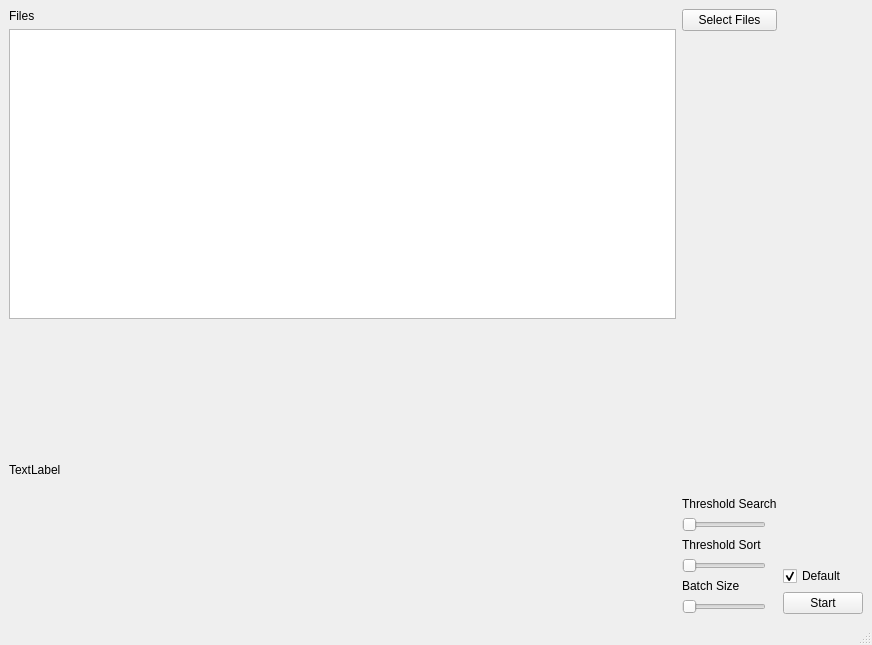
Qt form mainWindow.ui (DerTreiber/timelapse) before a commit.
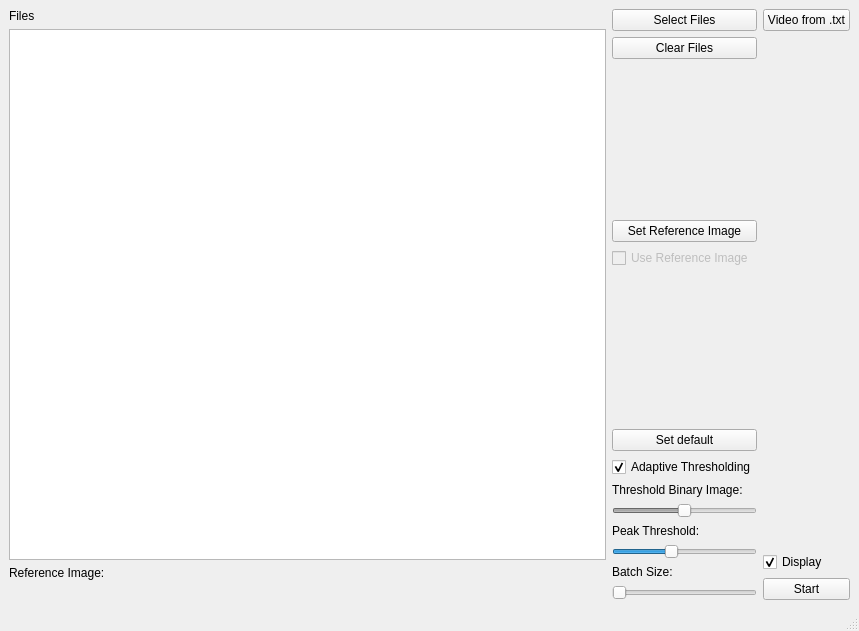
The same form after that commit.

Patch:
```diff
--- a/mainWindow.ui
+++ b/mainWindow.ui
@@ -6,8 +6,8 @@
    <rect>
     <x>0</x>
     <y>0</y>
-    <width>872</width>
-    <height>645</height>
+    <width>859</width>
+    <height>631</height>
    </rect>
   </property>
   <property name="windowTitle">
@@ -17,6 +17,16 @@
    <layout class="QGridLayout" name="gridLayout_2">
     <item row="1" column="4">
      <layout class="QVBoxLayout" name="verticalLayout">
+      <item>
+       <widget class="QPushButton" name="videoFromPathsBtn">
+        <property name="toolTip">
+         <string>Write Video from res.txt</string>
+        </property>
+        <property name="text">
+         <string>Video from .txt</string>
+        </property>
+       </widget>
+      </item>
       <item>
        <spacer name="verticalSpacer">
         <property name="orientation">
@@ -33,7 +43,7 @@
       <item>
        <widget class="QCheckBox" name="checkBox">
         <property name="text">
-         <string>Default</string>
+         <string>Display</string>
         </property>
         <property name="checked">
          <bool>true</bool>
@@ -49,90 +59,6 @@
       </item>
      </layout>
     </item>
-    <item row="1" column="3">
-     <layout class="QVBoxLayout" name="verticalLayout_4">
-      <item>
-       <widget class="QPushButton" name="selectFilesBtn">
-        <property name="text">
-         <string>Select Files</string>
-        </property>
-       </widget>
-      </item>
-      <item>
-       <spacer name="verticalSpacer_2">
-        <property name="orientation">
-         <enum>Qt::Vertical</enum>
-        </property>
-        <property name="sizeHint" stdset="0">
-         <size>
-          <width>20</width>
-          <height>40</height>
-         </size>
-        </property>
-       </spacer>
-      </item>
-      <item>
-       <widget class="QLabel" name="label_2">
-        <property name="text">
-         <string>Threshold Search</string>
-        </property>
-       </widget>
-      </item>
-      <item>
-       <widget class="QSlider" name="horizontalSlider">
-        <property name="sizePolicy">
-         <sizepolicy hsizetype="Fixed" vsizetype="Fixed">
-          <horstretch>0</horstretch>
-          <verstretch>0</verstretch>
-         </sizepolicy>
-        </property>
-        <property name="orientation">
-         <enum>Qt::Horizontal</enum>
-        </property>
-       </widget>
-      </item>
-      <item>
-       <widget class="QLabel" name="label_3">
-        <property name="text">
-         <string>Threshold Sort</string>
-        </property>
-       </widget>
-      </item>
-      <item>
-       <widget class="QSlider" name="horizontalSlider_2">
-        <property name="sizePolicy">
-         <sizepolicy hsizetype="Fixed" vsizetype="Fixed">
-          <horstretch>0</horstretch>
-          <verstretch>0</verstretch>
-         </sizepolicy>
-        </property>
-        <property name="orientation">
-         <enum>Qt::Horizontal</enum>
-        </property>
-       </widget>
-      </item>
-      <item>
-       <widget class="QLabel" name="label_4">
-        <property name="text">
-         <string>Batch Size</string>
-        </property>
-       </widget>
-      </item>
-      <item>
-       <widget class="QSlider" name="horizontalSlider_3">
-        <property name="sizePolicy">
-         <sizepolicy hsizetype="Fixed" vsizetype="Fixed">
-          <horstretch>0</horstretch>
-          <verstretch>0</verstretch>
-         </sizepolicy>
-        </property>
-        <property name="orientation">
-         <enum>Qt::Horizontal</enum>
-        </property>
-       </widget>
-      </item>
-     </layout>
-    </item>
     <item row="1" column="1">
      <layout class="QVBoxLayout" name="verticalLayout_5">
       <item>
@@ -145,16 +71,200 @@
       <item>
        <widget class="QListWidget" name="filesListWidget"/>
       </item>
+      <item>
+       <widget class="QLabel" name="refImageLabel">
+        <property name="enabled">
+         <bool>true</bool>
+        </property>
+        <property name="text">
+         <string>Reference Image: </string>
+        </property>
+       </widget>
+      </item>
       <item>
        <widget class="QLabel" name="referenceView">
         <property name="sizePolicy">
-         <sizepolicy hsizetype="MinimumExpanding" vsizetype="MinimumExpanding">
+         <sizepolicy hsizetype="Preferred" vsizetype="Preferred">
           <horstretch>0</horstretch>
           <verstretch>0</verstretch>
          </sizepolicy>
         </property>
         <property name="text">
-         <string>TextLabel</string>
+         <string/>
+        </property>
+       </widget>
+      </item>
+     </layout>
+    </item>
+    <item row="1" column="3">
+     <layout class="QVBoxLayout" name="verticalLayout_4">
+      <item>
+       <widget class="QPushButton" name="selectFilesBtn">
+        <property name="text">
+         <string>Select Files</string>
+        </property>
+       </widget>
+      </item>
+      <item>
+       <widget class="QPushButton" name="clearFilesBtn">
+        <property name="text">
+         <string>Clear Files</string>
+        </property>
+       </widget>
+      </item>
+      <item>
+       <spacer name="verticalSpacer_3">
+        <property name="orientation">
+         <enum>Qt::Vertical</enum>
+        </property>
+        <property name="sizeHint" stdset="0">
+         <size>
+          <width>20</width>
+          <height>40</height>
+         </size>
+        </property>
+       </spacer>
+      </item>
+      <item>
+       <widget class="QPushButton" name="setRefImgBtn">
+        <property name="text">
+         <string>Set Reference Image</string>
+        </property>
+       </widget>
+      </item>
+      <item>
+       <widget class="QCheckBox" name="refImageCB">
+        <property name="enabled">
+         <bool>false</bool>
+        </property>
+        <property name="text">
+         <string>Use Reference Image</string>
+        </property>
+       </widget>
+      </item>
+      <item>
+       <spacer name="verticalSpacer_2">
+        <property name="orientation">
+         <enum>Qt::Vertical</enum>
+        </property>
+        <property name="sizeHint" stdset="0">
+         <size>
+          <width>20</width>
+          <height>40</height>
+         </size>
+        </property>
+       </spacer>
+      </item>
+      <item>
+       <widget class="QPushButton" name="setDefaultBtn">
+        <property name="toolTip">
+         <string>Reset values for Thresholds and Batch Size</string>
+        </property>
+        <property name="text">
+         <string>Set default</string>
+        </property>
+       </widget>
+      </item>
+      <item>
+       <widget class="QCheckBox" name="adaptiveCB">
+        <property name="text">
+         <string>Adaptive Thresholding</string>
+        </property>
+        <property name="checked">
+         <bool>true</bool>
+        </property>
+       </widget>
+      </item>
+      <item>
+       <widget class="QLabel" name="thresholdLabel">
+        <property name="text">
+         <string>Threshold Binary Image:</string>
+        </property>
+       </widget>
+      </item>
+      <item>
+       <widget class="QSlider" name="thresholdSlider">
+        <property name="enabled">
+         <bool>false</bool>
+        </property>
+        <property name="sizePolicy">
+         <sizepolicy hsizetype="Preferred" vsizetype="Preferred">
+          <horstretch>0</horstretch>
+          <verstretch>0</verstretch>
+         </sizepolicy>
+        </property>
+        <property name="toolTip">
+         <string>Threshold for Image Binarization</string>
+        </property>
+        <property name="maximum">
+         <number>255</number>
+        </property>
+        <property name="value">
+         <number>127</number>
+        </property>
+        <property name="orientation">
+         <enum>Qt::Horizontal</enum>
+        </property>
+       </widget>
+      </item>
+      <item>
+       <widget class="QLabel" name="peakLabel">
+        <property name="text">
+         <string>Peak Threshold:</string>
+        </property>
+       </widget>
+      </item>
+      <item>
+       <widget class="QSlider" name="sortSlider">
+        <property name="sizePolicy">
+         <sizepolicy hsizetype="Preferred" vsizetype="Fixed">
+          <horstretch>0</horstretch>
+          <verstretch>0</verstretch>
+         </sizepolicy>
+        </property>
+        <property name="toolTip">
+         <string>Cut-off value for sorting images</string>
+        </property>
+        <property name="maximum">
+         <number>10</number>
+        </property>
+        <property name="value">
+         <number>4</number>
+        </property>
+        <property name="orientation">
+         <enum>Qt::Horizontal</enum>
+        </property>
+        <property name="invertedAppearance">
+         <bool>false</bool>
+        </property>
+       </widget>
+      </item>
+      <item>
+       <widget class="QLabel" name="batchSizeLabel">
+        <property name="text">
+         <string>Batch Size:</string>
+        </property>
+       </widget>
+      </item>
+      <item>
+       <widget class="QSlider" name="batchSlider">
+        <property name="sizePolicy">
+         <sizepolicy hsizetype="Preferred" vsizetype="Fixed">
+          <horstretch>0</horstretch>
+          <verstretch>0</verstretch>
+         </sizepolicy>
+        </property>
+        <property name="toolTip">
+         <string>Size of search window for reference image and for sorting</string>
+        </property>
+        <property name="minimum">
+         <number>40</number>
+        </property>
+        <property name="maximum">
+         <number>100</number>
+        </property>
+        <property name="orientation">
+         <enum>Qt::Horizontal</enum>
         </property>
        </widget>
       </item>
```
Left out of the diff: 7 changed lines with no effect on the pictures.
